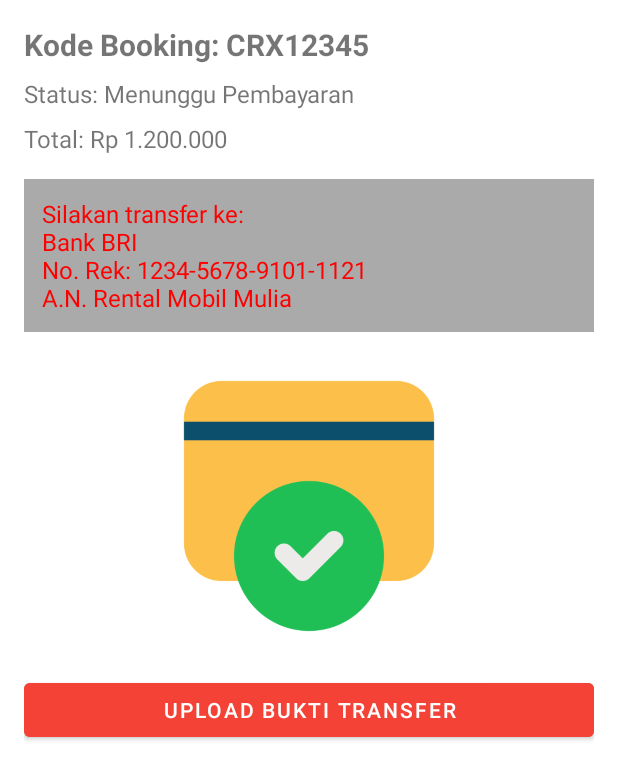
After one commit to faisnur12/rentalmulia, an Android app: the BuktiSewaActivity screen opened directly, with no data from a screen before it, on a phone screen of 412 x 824 dp. The commit adds this screen. Shown: the top 780 px of the screen. Run offline under Robolectric (Android 15) with nearby library versions, the phone set to English and light mode, and no system bars; our stand-ins replace CircleImageView; 1 statement that could not run was skipped.

Commit message:
update sewa

```diff
--- a/app/src/main/AndroidManifest.xml
+++ b/app/src/main/AndroidManifest.xml
@@ -33,9 +33,11 @@
             android:name="com.google.android.geo.API_KEY"
             android:value="YOUR_API_KEY_HERE" />
 
-        <!-- Activities -->
         <activity
             android:name=".ui.beranda.CategoryMobilActivity"
+            android:exported="false" /> <!-- Activities -->
+        <activity
+            android:name=".BuktiSewaActivity"
             android:exported="false" />
         <activity
             android:name=".ChangePasswordActivity"
--- /dev/null
+++ b/app/src/main/java/com/example/rentalmobilmulia/BuktiSewaActivity.java
@@ -0,0 +1,24 @@
+package com.example.rentalmobilmulia;
+
+import android.os.Bundle;
+
+import androidx.activity.EdgeToEdge;
+import androidx.appcompat.app.AppCompatActivity;
+import androidx.core.graphics.Insets;
+import androidx.core.view.ViewCompat;
+import androidx.core.view.WindowInsetsCompat;
+
+public class BuktiSewaActivity extends AppCompatActivity {
+
+    @Override
+    protected void onCreate(Bundle savedInstanceState) {
+        super.onCreate(savedInstanceState);
+        EdgeToEdge.enable(this);
+        setContentView(R.layout.activity_bukti_sewa);
+        ViewCompat.setOnApplyWindowInsetsListener(findViewById(R.id.main), (v, insets) -> {
+            Insets systemBars = insets.getInsets(WindowInsetsCompat.Type.systemBars());
+            v.setPadding(systemBars.left, systemBars.top, systemBars.right, systemBars.bottom);
+            return insets;
+        });
+    }
+}
--- a/app/src/main/java/com/example/rentalmobilmulia/ServerAPI.java
+++ b/app/src/main/java/com/example/rentalmobilmulia/ServerAPI.java
@@ -48,12 +48,13 @@ public interface ServerAPI {
     Call<ResponseSewa> postSewa(
             @Field("email") String email,
             @Field("id_mobil") int idMobil,
-            @Field("tanggal_mulai") String mulai,
-            @Field("tanggal_selesai") String selesai,
+            @Field("tanggal_mulai") String tglMulai,
+            @Field("tanggal_selesai") String tglSelesai,
             @Field("metode_pickup") String pickup,
             @Field("driver") String driver,
             @Field("total_harga") double total
     );
+
 
     @Multipart
     @POST("upload_bukti.php")
--- /dev/null
+++ b/app/src/main/res/layout/activity_bukti_sewa.xml
@@ -0,0 +1,64 @@
+<ScrollView xmlns:android="http://schemas.android.com/apk/res/android"
+    android:padding="16dp"
+    android:layout_width="match_parent"
+    android:layout_height="match_parent">
+
+    <LinearLayout
+        android:orientation="vertical"
+        android:layout_width="match_parent"
+        android:layout_height="wrap_content">
+
+        <TextView
+            android:id="@+id/tvKodeBooking"
+            android:layout_width="match_parent"
+            android:layout_height="wrap_content"
+            android:text="Kode Booking: CRX12345"
+            android:textStyle="bold"
+            android:textSize="20sp" />
+
+        <TextView
+            android:id="@+id/tvStatus"
+            android:layout_width="match_parent"
+            android:layout_height="wrap_content"
+            android:text="Status: Menunggu Pembayaran"
+            android:textSize="16sp"
+            android:layout_marginTop="8dp" />
+
+        <TextView
+            android:id="@+id/tvTotalHarga"
+            android:layout_width="match_parent"
+            android:layout_height="wrap_content"
+            android:text="Total: Rp 1.200.000"
+            android:textSize="16sp"
+            android:layout_marginTop="8dp" />
+
+        <!-- Informasi rekening tujuan transfer -->
+        <TextView
+            android:id="@+id/tvRekening"
+            android:layout_width="match_parent"
+            android:layout_height="wrap_content"
+            android:text="Silakan transfer ke:\nBank BRI\nNo. Rek: 1234-5678-9101-1121\nA.N. Rental Mobil Mulia"
+            android:textSize="16sp"
+            android:textColor="#FF0000"
+            android:padding="12dp"
+            android:background="@android:color/darker_gray"
+            android:layout_marginTop="16dp" />
+
+        <ImageView
+            android:id="@+id/imgBukti"
+            android:layout_width="match_parent"
+            android:layout_height="200dp"
+            android:scaleType="fitCenter"
+            android:src="@drawable/sample_bukti"
+            android:layout_marginTop="16dp" />
+
+        <Button
+            android:id="@+id/btnUploadBukti"
+            android:layout_width="match_parent"
+            android:layout_height="wrap_content"
+            android:text="Upload Bukti Transfer"
+            android:layout_marginTop="12dp"
+            android:backgroundTint="@color/red_primary"
+            android:textColor="@color/white" />
+    </LinearLayout>
+</ScrollView>
```
Also changed, not shown: app/src/main/java/com/example/rentalmobilmulia/KonfirmasiSewaActivity.java (+42 -36 lines), app/src/main/java/com/example/rentalmobilmulia/model/ResponseSewa.java (+26 -2 lines), app/src/main/res/drawable/sample_bukti.png (added).
